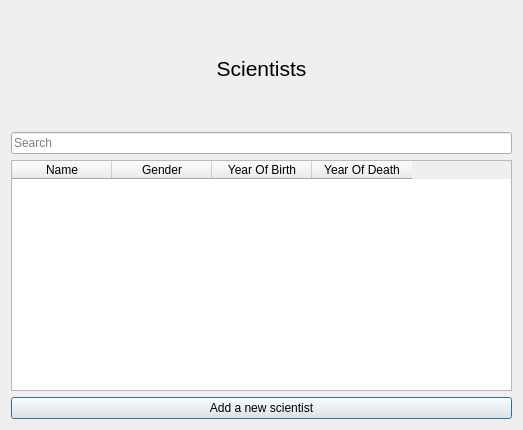
Qt form GUI-verklegtVika3/scientisttabledialog.ui (streamerinn/Verklegt-1) before a commit.
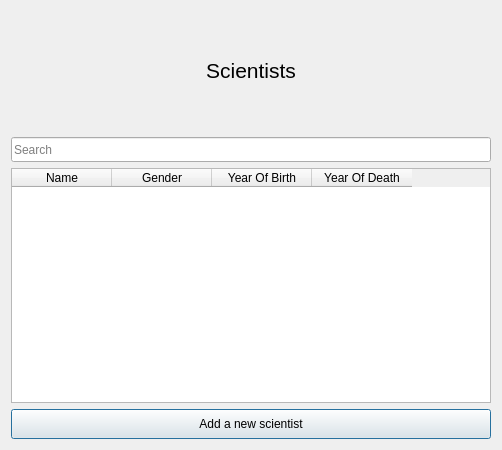
The same form after that commit. Icons and pictures are not drawn.

The edit to the form file:
```diff
--- a/GUI-verklegtVika3/scientisttabledialog.ui
+++ b/GUI-verklegtVika3/scientisttabledialog.ui
@@ -6,8 +6,8 @@
    <rect>
     <x>0</x>
     <y>0</y>
-    <width>523</width>
-    <height>430</height>
+    <width>500</width>
+    <height>450</height>
    </rect>
   </property>
   <property name="windowTitle">
@@ -23,23 +23,49 @@
   <layout class="QGridLayout" name="gridLayout">
    <item row="0" column="0">
     <widget class="QLabel" name="label">
+     <property name="sizePolicy">
+      <sizepolicy hsizetype="Expanding" vsizetype="Fixed">
+       <horstretch>0</horstretch>
+       <verstretch>0</verstretch>
+      </sizepolicy>
+     </property>
+     <property name="minimumSize">
+      <size>
+       <width>480</width>
+       <height>120</height>
+      </size>
+     </property>
+     <property name="maximumSize">
+      <size>
+       <width>16777215</width>
+       <height>120</height>
+      </size>
+     </property>
      <property name="text">
       <string>&lt;html&gt;&lt;head/&gt;&lt;body&gt;&lt;p align=&quot;center&quot;&gt;&lt;span style=&quot; font-size:16pt;&quot;&gt;Scientists&lt;/span&gt;&lt;/p&gt;&lt;/body&gt;&lt;/html&gt;</string>
      </property>
     </widget>
    </item>
-   <item row="1" column="0">
-    <widget class="QLineEdit" name="ScientistSearch">
-     <property name="styleSheet">
-      <string notr="true"/>
-     </property>
-     <property name="placeholderText">
-      <string>Search</string>
-     </property>
-    </widget>
-   </item>
-   <item row="3" column="0">
+   <item row="4" column="0" alignment="Qt::AlignHCenter">
     <widget class="QPushButton" name="AddANewScientist">
+     <property name="sizePolicy">
+      <sizepolicy hsizetype="Fixed" vsizetype="Fixed">
+       <horstretch>0</horstretch>
+       <verstretch>0</verstretch>
+      </sizepolicy>
+     </property>
+     <property name="minimumSize">
+      <size>
+       <width>480</width>
+       <height>30</height>
+      </size>
+     </property>
+     <property name="maximumSize">
+      <size>
+       <width>480</width>
+       <height>30</height>
+      </size>
+     </property>
      <property name="styleSheet">
       <string notr="true"/>
      </property>
@@ -48,7 +74,7 @@
      </property>
     </widget>
    </item>
-   <item row="2" column="0">
+   <item row="3" column="0">
     <widget class="QTableWidget" name="ScientistTable">
      <property name="sizePolicy">
       <sizepolicy hsizetype="Expanding" vsizetype="Expanding">
@@ -56,10 +82,16 @@
        <verstretch>0</verstretch>
       </sizepolicy>
      </property>
+     <property name="minimumSize">
+      <size>
+       <width>480</width>
+       <height>150</height>
+      </size>
+     </property>
      <property name="maximumSize">
       <size>
-       <width>501</width>
-       <height>231</height>
+       <width>16777215</width>
+       <height>16777215</height>
       </size>
      </property>
      <property name="autoFillBackground">
@@ -80,6 +112,9 @@
      <attribute name="verticalHeaderHighlightSections">
       <bool>true</bool>
      </attribute>
+     <attribute name="verticalHeaderShowSortIndicator" stdset="0">
+      <bool>false</bool>
+     </attribute>
      <column>
       <property name="text">
        <string>Name</string>
@@ -102,6 +137,34 @@
      </column>
     </widget>
    </item>
+   <item row="2" column="0">
+    <widget class="QLineEdit" name="ScientistSearch">
+     <property name="sizePolicy">
+      <sizepolicy hsizetype="Expanding" vsizetype="Fixed">
+       <horstretch>0</horstretch>
+       <verstretch>0</verstretch>
+      </sizepolicy>
+     </property>
+     <property name="minimumSize">
+      <size>
+       <width>480</width>
+       <height>25</height>
+      </size>
+     </property>
+     <property name="maximumSize">
+      <size>
+       <width>16777215</width>
+       <height>25</height>
+      </size>
+     </property>
+     <property name="styleSheet">
+      <string notr="true"/>
+     </property>
+     <property name="placeholderText">
+      <string>Search</string>
+     </property>
+    </widget>
+   </item>
   </layout>
  </widget>
  <resources>
```
